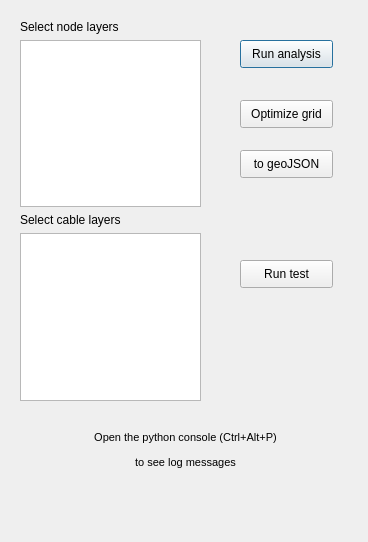
This is nopywer_plugin_dialog_base.ui in vfinel/nopywer_qgis_plugin as Qt 5 draws it before an edit. The edited form follows.
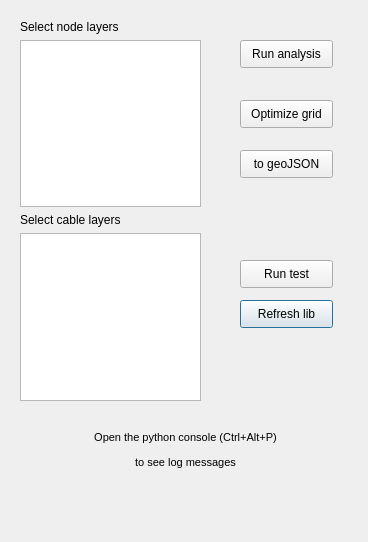
This is the edited form.

Commit message: add resfresh nopywer button

```diff
--- a/nopywer_plugin_dialog_base.ui
+++ b/nopywer_plugin_dialog_base.ui
@@ -13,6 +13,22 @@
   <property name="windowTitle">
    <string>nopywer</string>
   </property>
+  <widget class="QPushButton" name="btnRefresh">
+   <property name="geometry">
+    <rect>
+     <x>240</x>
+     <y>300</y>
+     <width>93</width>
+     <height>28</height>
+    </rect>
+   </property>
+   <property name="toolTip">
+    <string>Force re-install nopywer from GitHub</string>
+   </property>
+   <property name="text">
+    <string>Refresh lib</string>
+   </property>
+  </widget>
   <widget class="QPushButton" name="btnAnalysis">
    <property name="geometry">
     <rect>
@@ -78,7 +94,7 @@
     <string>to geoJSON</string>
    </property>
   </widget>
-  <widget class="QWidget" name="">
+  <widget class="QWidget" name="layoutWidget">
    <property name="geometry">
     <rect>
      <x>20</x>
```
The commit also changes 1 other file.
